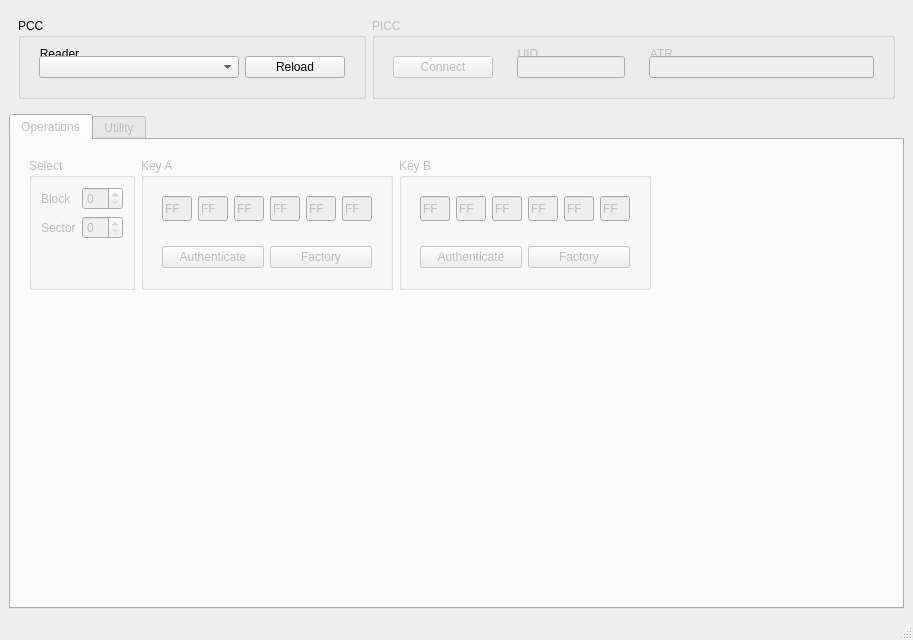
Before: the Qt Designer form ui/main.ui in fananimi/mifare-tools, drawn with Qt 5.
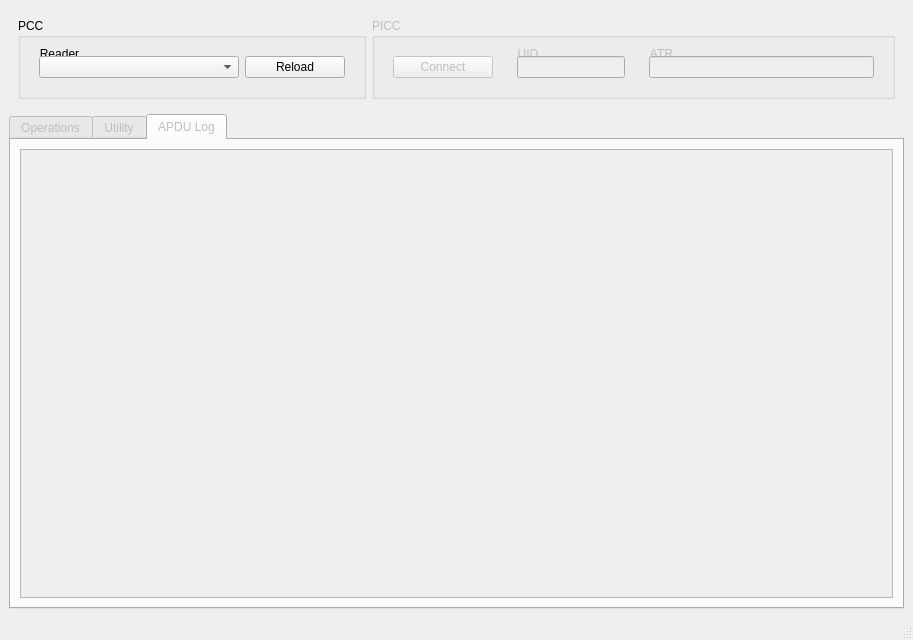
After: the same form once the commit is applied. The open tabs and pages were chosen to show the change.

Commit message: add tab APDU log

Diff of the .ui file:
```diff
--- a/ui/main.ui
+++ b/ui/main.ui
@@ -729,6 +729,16 @@
         </item>
        </layout>
       </widget>
+      <widget class="QWidget" name="tab_3">
+       <attribute name="title">
+        <string>APDU Log</string>
+       </attribute>
+       <layout class="QGridLayout" name="gridLayout_2">
+        <item row="0" column="0">
+         <widget class="QPlainTextEdit" name="plainTextEdit"/>
+        </item>
+       </layout>
+      </widget>
      </widget>
     </item>
    </layout>
```
The commit also changes 1 other file.
